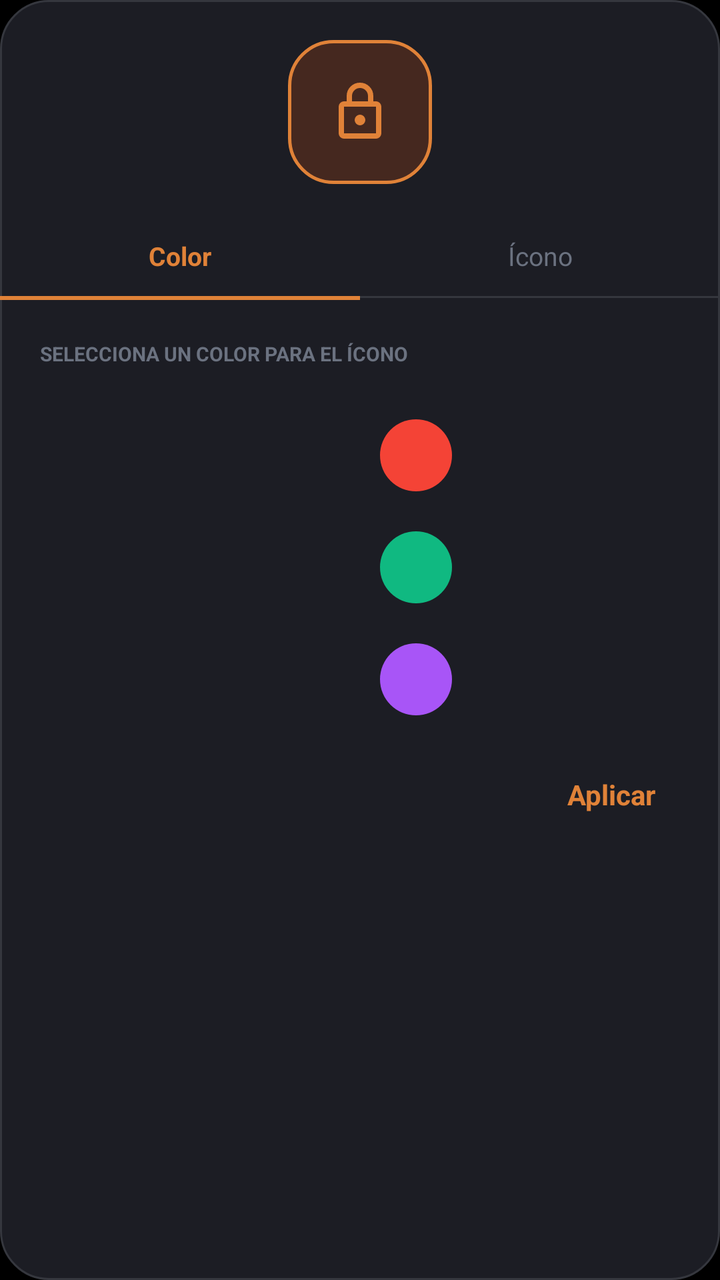
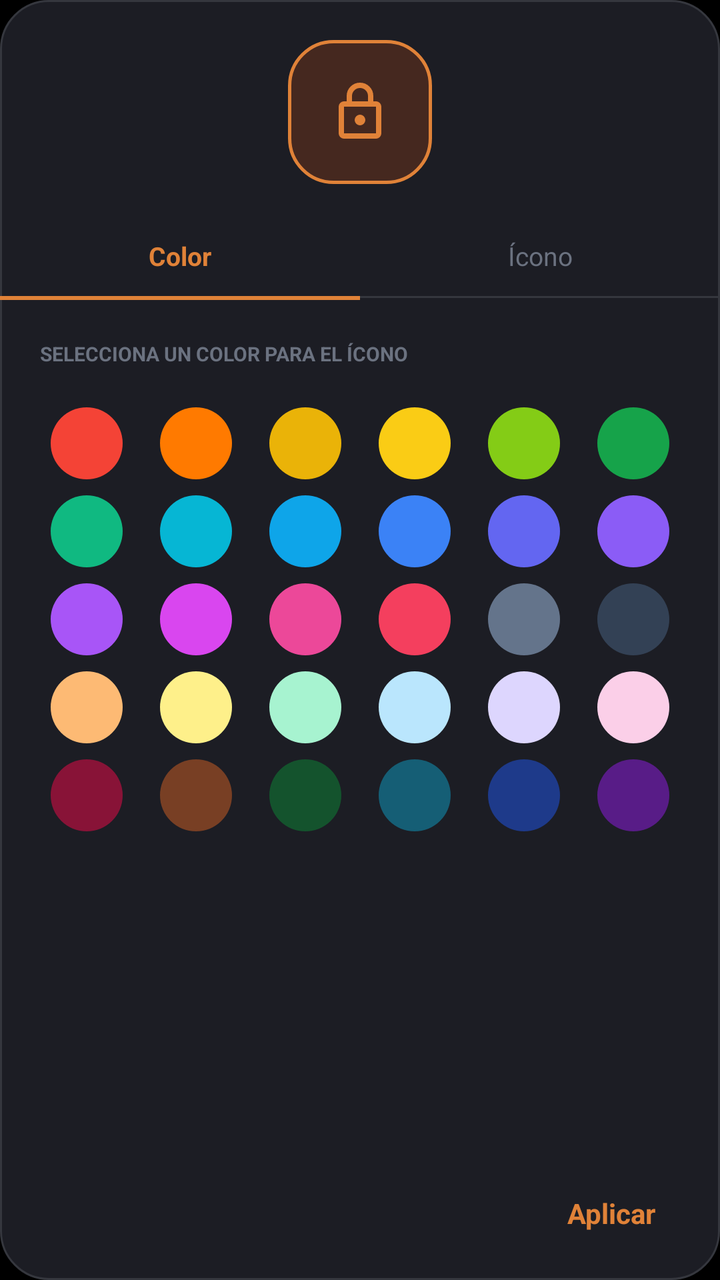

An Android layout rendered at two revisions. The XML below is the earlier revision; the diff shows what the commit changed to produce the second picture.
<!-- AndroidManifest.xml: application theme Theme.MyApplication -->
<!-- res/layout/dialog_icon_category.xml -->
<?xml version="1.0" encoding="utf-8"?>
<LinearLayout
    xmlns:tools="http://schemas.android.com/tools"
    xmlns:android="http://schemas.android.com/apk/res/android"
    xmlns:app="http://schemas.android.com/apk/res-auto"
    android:layout_width="match_parent"
    android:layout_height="wrap_content"
    android:layout_margin="12dp"
    android:background="@drawable/bg_icon_panel"
    android:orientation="vertical"
    android:paddingBottom="16dp">

    
    <FrameLayout
        android:layout_width="72dp"
        android:layout_height="72dp"
        android:layout_gravity="center_horizontal"
        android:layout_marginTop="20dp"
        android:background="@drawable/bg_icon_selector">

        <ImageView
            android:id="@+id/ivPreview"
            android:layout_width="32dp"
            android:layout_height="32dp"
            android:layout_gravity="center"
            android:contentDescription="Vista previa"
            android:src="@drawable/ic_pick_lock"
            app:tint="@color/orange_primary" />
    </FrameLayout>

    
    <LinearLayout
        android:layout_width="match_parent"
        android:layout_height="wrap_content"
        android:layout_marginTop="16dp"
        android:orientation="horizontal">

        <LinearLayout
            android:id="@+id/tabColor"
            android:layout_width="0dp"
            android:layout_height="wrap_content"
            android:layout_weight="1"
            android:orientation="vertical">

            <TextView
                android:id="@+id/tvTabColor"
                android:layout_width="match_parent"
                android:layout_height="40dp"
                android:gravity="center"
                android:text="Color"
                android:textColor="@color/orange_primary"
                android:textSize="13sp"
                android:textStyle="bold" />

            <View
                android:id="@+id/lineColor"
                android:layout_width="match_parent"
                android:layout_height="2dp"
                android:background="@color/orange_primary" />
        </LinearLayout>

        <LinearLayout
            android:id="@+id/tabIcon"
            android:layout_width="0dp"
            android:layout_height="wrap_content"
            android:layout_weight="1"
            android:orientation="vertical">

            <TextView
                android:id="@+id/tvTabIcon"
                android:layout_width="match_parent"
                android:layout_height="40dp"
                android:gravity="center"
                android:text="Ícono"
                android:textColor="@color/text_muted"
                android:textSize="13sp" />

            <View
                android:id="@+id/lineIcon"
                android:layout_width="match_parent"
                android:layout_height="1dp"
                android:background="@color/border_color" />
        </LinearLayout>
    </LinearLayout>

    
    <LinearLayout
        android:id="@+id/containerColors"
        android:layout_width="match_parent"
        android:layout_height="wrap_content"
        android:orientation="vertical">

        <TextView
            android:layout_width="wrap_content"
            android:layout_height="wrap_content"
            android:layout_marginStart="20dp"
            android:layout_marginTop="20dp"
            android:text="SELECCIONA UN COLOR PARA EL ÍCONO"
            android:textColor="@color/text_muted"
            android:textSize="10sp"
            android:textStyle="bold" />

        <GridLayout
            android:id="@+id/gridColors"
            android:layout_width="match_parent"
            android:layout_height="wrap_content"
            android:layout_marginStart="16dp"
            android:layout_marginTop="16dp"
            android:layout_marginEnd="16dp"
            android:columnCount="6">

            
            <View style="@style/ColorDot" android:backgroundTint="@color/pick_red" />
            <View style="@style/ColorDot" android:backgroundTint="@color/pick_orange" />
            <View style="@style/ColorDot" android:backgroundTint="@color/pick_amber" />
            <View style="@style/ColorDot" android:backgroundTint="@color/pick_yellow" />
            <View style="@style/ColorDot" android:backgroundTint="@color/pick_lime" />
            <View style="@style/ColorDot" android:backgroundTint="@color/pick_green" />

            
            <View style="@style/ColorDot" android:backgroundTint="@color/pick_emerald" />
            <View style="@style/ColorDot" android:backgroundTint="@color/pick_cyan" />
            <View style="@style/ColorDot" android:backgroundTint="@color/pick_sky" />
            <View style="@style/ColorDot" android:backgroundTint="@color/pick_blue" />
            <View style="@style/ColorDot" android:backgroundTint="@color/pick_indigo" />
            <View style="@style/ColorDot" android:backgroundTint="@color/pick_violet" />

            
            <View style="@style/ColorDot" android:backgroundTint="@color/pick_purple" />
            <View style="@style/ColorDot" android:backgroundTint="@color/pick_fuchsia" />
            <View style="@style/ColorDot" android:backgroundTint="@color/pick_pink" />
            <View style="@style/ColorDot" android:backgroundTint="@color/pick_rose" />
            <View style="@style/ColorDot" android:backgroundTint="@color/pick_slate" />
            <View style="@style/ColorDot" android:backgroundTint="@color/pick_dark" />
        </GridLayout>
    </LinearLayout>

        <LinearLayout
        android:id="@+id/containerIcons"
        android:layout_width="match_parent"
        android:layout_height="wrap_content"
        android:orientation="vertical"
        android:visibility="gone"
        tools:visibility="gone">

    
    <GridLayout
        android:id="@+id/gridIcons"
        android:layout_width="match_parent"
        android:layout_height="wrap_content"
        android:layout_marginStart="16dp"
        android:layout_marginTop="16dp"
        android:layout_marginEnd="16dp"
        android:columnCount="5">

        
        <ImageView style="@style/PickIcon" android:layout_width="0dp" android:layout_height="48dp" android:layout_columnWeight="1" android:src="@drawable/ic_pick_share" android:tag="ic_pick_share" android:contentDescription="Compartir" />
        <ImageView style="@style/PickIcon" android:layout_width="0dp" android:layout_height="48dp" android:layout_columnWeight="1" android:src="@drawable/ic_pick_work" android:tag="ic_pick_work" android:contentDescription="Trabajo" />
        <ImageView style="@style/PickIcon" android:layout_width="0dp" android:layout_height="48dp" android:layout_columnWeight="1" android:src="@drawable/ic_pick_desktop" android:tag="ic_pick_desktop" android:contentDescription="Escritorio" />
        <ImageView style="@style/PickIcon" android:layout_width="0dp" android:layout_height="48dp" android:layout_columnWeight="1" android:src="@drawable/ic_pick_card" android:tag="ic_pick_card" android:contentDescription="Tarjeta" />
        <ImageView style="@style/PickIcon" android:layout_width="0dp" android:layout_height="48dp" android:layout_columnWeight="1" android:src="@drawable/ic_pick_mail" android:tag="ic_pick_mail" android:contentDescription="Correo" />

        
        <ImageView style="@style/PickIcon" android:layout_width="0dp" android:layout_height="48dp" android:layout_columnWeight="1" android:src="@drawable/ic_pick_savings" android:tag="ic_pick_savings" android:contentDescription="Ahorros" />
        <ImageView style="@style/PickIcon" android:layout_width="0dp" android:layout_height="48dp" android:layout_columnWeight="1" android:src="@drawable/ic_pick_games" android:tag="ic_pick_games" android:contentDescription="Juegos" />
        <ImageView style="@style/PickIcon" android:layout_width="0dp" android:layout_height="48dp" android:layout_columnWeight="1" android:src="@drawable/ic_pick_block" android:tag="ic_pick_block" android:contentDescription="Bloqueo" />
        <ImageView style="@style/PickIcon" android:layout_width="0dp" android:layout_height="48dp" android:layout_columnWeight="1" android:src="@drawable/ic_pick_public" android:tag="ic_pick_public" android:contentDescription="Web" />
        <ImageView style="@style/PickIcon" android:layout_width="0dp" android:layout_height="48dp" android:layout_columnWeight="1" android:src="@drawable/ic_pick_school" android:tag="ic_pick_school" android:contentDescription="Educación" />

        
        <ImageView style="@style/PickIcon" android:layout_width="0dp" android:layout_height="48dp" android:layout_columnWeight="1" android:src="@drawable/ic_pick_home" android:tag="ic_pick_home" android:contentDescription="Casa" />
        <ImageView style="@style/PickIcon" android:layout_width="0dp" android:layout_height="48dp" android:layout_columnWeight="1" android:src="@drawable/ic_pick_cloud" android:tag="ic_pick_cloud" android:contentDescription="Nube" />
        <ImageView style="@style/PickIcon" android:layout_width="0dp" android:layout_height="48dp" android:layout_columnWeight="1" android:src="@drawable/ic_pick_server" android:tag="ic_pick_server" android:contentDescription="Servidor" />
        <ImageView style="@style/PickIcon" android:layout_width="0dp" android:layout_height="48dp" android:layout_columnWeight="1" android:src="@drawable/ic_pick_bitcoin" android:tag="ic_pick_bitcoin" android:contentDescription="Cripto" />
        <ImageView style="@style/PickIcon" android:layout_width="0dp" android:layout_height="48dp" android:layout_columnWeight="1" android:src="@drawable/ic_pick_wifi" android:tag="ic_pick_wifi" android:contentDescription="WiFi" />

        
        <ImageView style="@style/PickIcon" android:layout_width="0dp" android:layout_height="48dp" android:layout_columnWeight="1" android:src="@drawable/ic_pick_phone" android:tag="ic_pick_phone" android:contentDescription="Teléfono" />
        <ImageView style="@style/PickIcon" android:layout_width="0dp" android:layout_height="48dp" android:layout_columnWeight="1" android:src="@drawable/ic_pick_laptop" android:tag="ic_pick_laptop" android:contentDescription="Portátil" />
        <ImageView style="@style/PickIcon" android:layout_width="0dp" android:layout_height="48dp" android:layout_columnWeight="1" android:src="@drawable/ic_pick_key" android:tag="ic_pick_key" android:contentDescription="Llave" />
        <ImageView style="@style/PickIcon" android:layout_width="0dp" android:layout_height="48dp" android:layout_columnWeight="1" android:src="@drawable/ic_pick_lock" android:tag="ic_pick_lock" android:contentDescription="Candado" />
        <ImageView style="@style/PickIcon" android:layout_width="0dp" android:layout_height="48dp" android:layout_columnWeight="1" android:src="@drawable/ic_pick_chat" android:tag="ic_pick_chat" android:contentDescription="Chat" />

        
        <ImageView style="@style/PickIcon" android:layout_width="0dp" android:layout_height="48dp" android:layout_columnWeight="1" android:src="@drawable/ic_pick_file" android:tag="ic_pick_file" android:contentDescription="Archivo" />
        <ImageView style="@style/PickIcon" android:layout_width="0dp" android:layout_height="48dp" android:layout_columnWeight="1" android:src="@drawable/ic_pick_folder" android:tag="ic_pick_folder" android:contentDescription="Carpeta" />
        <ImageView style="@style/PickIcon" android:layout_width="0dp" android:layout_height="48dp" android:layout_columnWeight="1" android:src="@drawable/ic_pick_code" android:tag="ic_pick_code" android:contentDescription="Código" />
        <ImageView style="@style/PickIcon" android:layout_width="0dp" android:layout_height="48dp" android:layout_columnWeight="1" android:src="@drawable/ic_pick_database" android:tag="ic_pick_database" android:contentDescription="Base de datos" />
        <ImageView style="@style/PickIcon" android:layout_width="0dp" android:layout_height="48dp" android:layout_columnWeight="1" android:src="@drawable/ic_pick_music" android:tag="ic_pick_music" android:contentDescription="Música" />

        
        <ImageView style="@style/PickIcon" android:layout_width="0dp" android:layout_height="48dp" android:layout_columnWeight="1" android:src="@drawable/ic_pick_person" android:tag="ic_pick_person" android:contentDescription="Persona" />
        <ImageView style="@style/PickIcon" android:layout_width="0dp" android:layout_height="48dp" android:layout_columnWeight="1" android:src="@drawable/ic_pick_group" android:tag="ic_pick_group" android:contentDescription="Grupo" />
        <ImageView style="@style/PickIcon" android:layout_width="0dp" android:layout_height="48dp" android:layout_columnWeight="1" android:src="@drawable/ic_pick_pentagon" android:tag="ic_pick_pentagon" android:contentDescription="Forma" />
        <ImageView style="@style/PickIcon" android:layout_width="0dp" android:layout_height="48dp" android:layout_columnWeight="1" android:src="@drawable/ic_pick_sun" android:tag="ic_pick_sun" android:contentDescription="Sol" />
        <ImageView style="@style/PickIcon" android:layout_width="0dp" android:layout_height="48dp" android:layout_columnWeight="1" android:src="@drawable/ic_pick_apps" android:tag="ic_pick_apps" android:contentDescription="Apps" />
    </GridLayout>
        </LinearLayout>

    
    <TextView
        android:id="@+id/btnApply"
        android:layout_width="wrap_content"
        android:layout_height="wrap_content"
        android:layout_gravity="end"
        android:layout_marginTop="12dp"
        android:layout_marginEnd="24dp"
        android:padding="8dp"
        android:text="Aplicar"
        android:textColor="@color/orange_primary"
        android:textSize="14sp"
        android:textStyle="bold" />

</LinearLayout>
<!-- resources referenced by this layout -->
<resources>
  <color name="border_color">#35373E</color>
  <color name="orange_primary">#E08238</color>
  <color name="pick_amber">#EAB308</color>
  <color name="pick_blue">#3B82F6</color>
  <color name="pick_cyan">#06B6D4</color>
  <color name="pick_dark">#334155</color>
  <color name="pick_emerald">#10B981</color>
  <color name="pick_fuchsia">#D946EF</color>
  <color name="pick_green">#10B981</color>
  <color name="pick_indigo">#6366F1</color>
  <color name="pick_lime">#84CC16</color>
  <color name="pick_orange">#FF7A00</color>
  <color name="pick_pink">#EC4899</color>
  <color name="pick_purple">#A855F7</color>
  <color name="pick_red">#F44336</color>
  <color name="pick_rose">#F43F5E</color>
  <color name="pick_sky">#0EA5E9</color>
  <color name="pick_slate">#64748B</color>
  <color name="pick_violet">#8B5CF6</color>
  <color name="pick_yellow">#FACC15</color>
  <color name="text_muted">#6B7280</color>
  <!-- drawable bg_icon_selector (drawable) -->
  <?xml version="1.0" encoding="utf-8"?>
  <shape xmlns:android="http://schemas.android.com/apk/res/android"
      android:shape="rectangle">
      <solid android:color="@color/cat_social_bg" />
      <stroke android:width="1.5dp" android:color="@color/orange_primary" />
      <corners android:radius="22dp" />
  </shape>
  <style name="ColorDot">
          <item name="android:layout_width">36dp</item>
          <item name="android:layout_height">36dp</item>
          <item name="android:layout_margin">10dp</item>
          <item name="android:layout_columnWeight">1</item>
          <item name="android:layout_gravity">center</item>
          <item name="android:background">@drawable/bg_color_dot</item>
          <item name="android:clickable">true</item>
          <item name="android:focusable">true</item>
      </style>
  <style name="PickIcon">
          <item name="android:padding">12dp</item>
          <item name="android:background">?attr/selectableItemBackgroundBorderless</item>
          <item name="android:clickable">true</item>
          <item name="android:focusable">true</item>
          <item name="tint">@color/text_primary</item>
      </style>
  <style name="Theme.MyApplication" parent="Base.Theme.MyApplication" />
  <color name="bg_option_card">#1C1D24</color>
  <color name="cat_social_bg">#33EA580C</color>
  <!-- drawable bg_color_dot (drawable) -->
  <?xml version="1.0" encoding="utf-8"?>
  <shape xmlns:android="http://schemas.android.com/apk/res/android"
      android:shape="oval">
      <solid android:color="@color/text_muted" />
  </shape>
  <color name="text_primary">#FFFFFF</color>
  <style name="Base.Theme.MyApplication" parent="Theme.Material3.DayNight.NoActionBar">
          <item name="android:windowBackground">#000000</item>
      </style>
  <!-- unchanged entries left out for length: 31 -->
</resources>

<!-- the commit's change to res/layout/dialog_icon_category.xml (unified diff, before → after) -->
@@ -84,8 +84,13 @@
     </LinearLayout>
 
     
+    <androidx.core.widget.NestedScrollView
+        android:id="@+id/containerColors"
+        android:layout_width="match_parent"
+        android:layout_height="wrap_content"
+        android:layout_weight="1">
+
     <LinearLayout
-        android:id="@+id/containerColors"
         android:layout_width="match_parent"
         android:layout_height="wrap_content"
         android:orientation="vertical">
@@ -132,8 +137,23 @@
             <View style="@style/ColorDot" android:backgroundTint="@color/pick_rose" />
             <View style="@style/ColorDot" android:backgroundTint="@color/pick_slate" />
             <View style="@style/ColorDot" android:backgroundTint="@color/pick_dark" />
+
+            <View style="@style/ColorDot" android:backgroundTint="@color/pick_peach" />
+            <View style="@style/ColorDot" android:backgroundTint="@color/pick_butter" />
+            <View style="@style/ColorDot" android:backgroundTint="@color/pick_mint" />
+            <View style="@style/ColorDot" android:backgroundTint="@color/pick_ice" />
+            <View style="@style/ColorDot" android:backgroundTint="@color/pick_lavender" />
+            <View style="@style/ColorDot" android:backgroundTint="@color/pick_blush" />
+
+            <View style="@style/ColorDot" android:backgroundTint="@color/pick_burgundy" />
+            <View style="@style/ColorDot" android:backgroundTint="@color/pick_cocoa" />
+            <View style="@style/ColorDot" android:backgroundTint="@color/pick_forest" />
+            <View style="@style/ColorDot" android:backgroundTint="@color/pick_petrol" />
+            <View style="@style/ColorDot" android:backgroundTint="@color/pick_navy" />
+            <View style="@style/ColorDot" android:backgroundTint="@color/pick_plum" />
         </GridLayout>
     </LinearLayout>
+    </androidx.core.widget.NestedScrollView>
 
         <LinearLayout
         android:id="@+id/containerIcons"
<!-- resource entries referenced after the edit -->
@@ -4,15 +4,27 @@
   <color name="orange_primary">#E08238</color>
   <color name="pick_amber">#EAB308</color>
   <color name="pick_blue">#3B82F6</color>
+  <color name="pick_blush">#FBCFE8</color>
+  <color name="pick_burgundy">#881337</color>
+  <color name="pick_butter">#FEF08A</color>
+  <color name="pick_cocoa">#783F24</color>
   <color name="pick_cyan">#06B6D4</color>
   <color name="pick_dark">#334155</color>
   <color name="pick_emerald">#10B981</color>
+  <color name="pick_forest">#14532D</color>
   <color name="pick_fuchsia">#D946EF</color>
-  <color name="pick_green">#10B981</color>
+  <color name="pick_green">#16A34A</color>
+  <color name="pick_ice">#BAE6FD</color>
   <color name="pick_indigo">#6366F1</color>
+  <color name="pick_lavender">#DDD6FE</color>
   <color name="pick_lime">#84CC16</color>
+  <color name="pick_mint">#A7F3D0</color>
+  <color name="pick_navy">#1E3A8A</color>
   <color name="pick_orange">#FF7A00</color>
+  <color name="pick_peach">#FDBA74</color>
+  <color name="pick_petrol">#155E75</color>
   <color name="pick_pink">#EC4899</color>
+  <color name="pick_plum">#581C87</color>
   <color name="pick_purple">#A855F7</color>
   <color name="pick_red">#F44336</color>
   <color name="pick_rose">#F43F5E</color>
@@ -30,9 +42,10 @@
       <corners android:radius="22dp" />
   </shape>
   <style name="ColorDot">
+          <item name="android:foregroundGravity">center</item>
           <item name="android:layout_width">36dp</item>
           <item name="android:layout_height">36dp</item>
-          <item name="android:layout_margin">10dp</item>
+          <item name="android:layout_margin">4dp</item>
           <item name="android:layout_columnWeight">1</item>
           <item name="android:layout_gravity">center</item>
           <item name="android:background">@drawable/bg_color_dot</item>
@@ -41,7 +54,8 @@
       </style>
   <style name="PickIcon">
           <item name="android:padding">12dp</item>
-          <item name="android:background">?attr/selectableItemBackgroundBorderless</item>
+          <item name="android:background">@drawable/bg_category_icon_option</item>
+          <item name="android:foreground">?attr/selectableItemBackground</item>
           <item name="android:clickable">true</item>
           <item name="android:focusable">true</item>
           <item name="tint">@color/text_primary</item>
@@ -55,6 +69,18 @@
       android:shape="oval">
       <solid android:color="@color/text_muted" />
   </shape>
+  <!-- drawable bg_category_icon_option (drawable) -->
+  <?xml version="1.0" encoding="utf-8"?>
+  <selector xmlns:android="http://schemas.android.com/apk/res/android">
+      <item android:state_selected="true">
+          <shape>
+              <solid android:color="@color/cat_social_bg" />
+              <stroke android:width="2dp" android:color="@color/orange_primary" />
+              <corners android:radius="12dp" />
+          </shape>
+      </item>
+      <item android:drawable="@android:color/transparent" />
+  </selector>
   <color name="text_primary">#FFFFFF</color>
   <style name="Base.Theme.MyApplication" parent="Theme.Material3.DayNight.NoActionBar">
           <item name="android:windowBackground">#000000</item>
